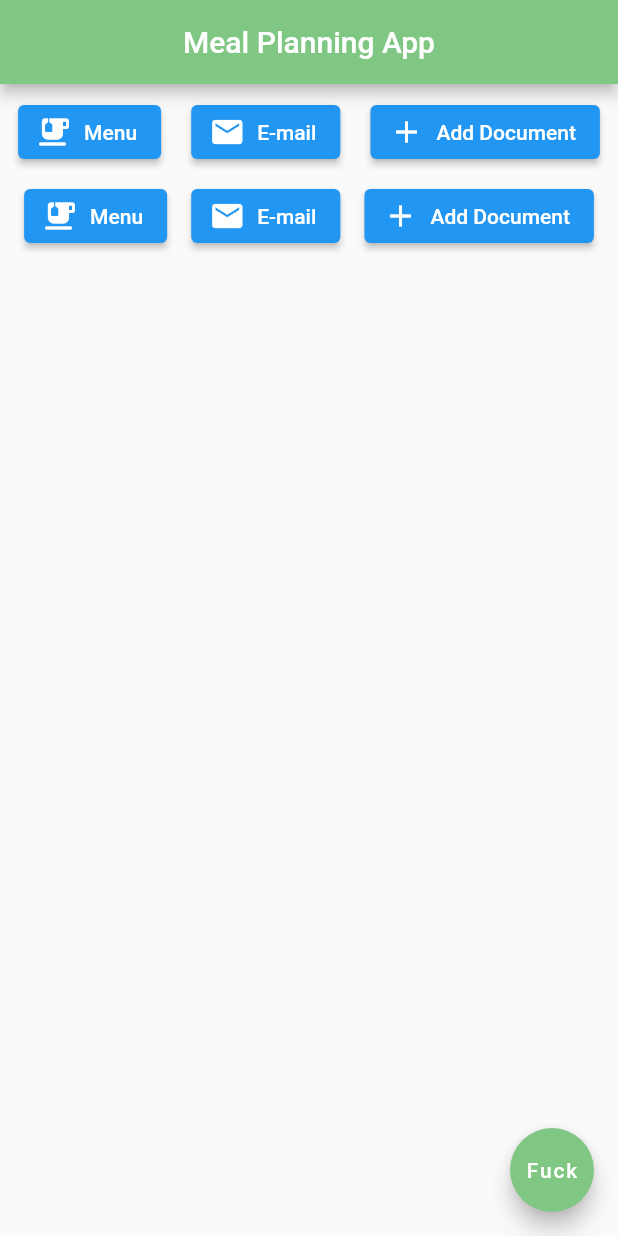
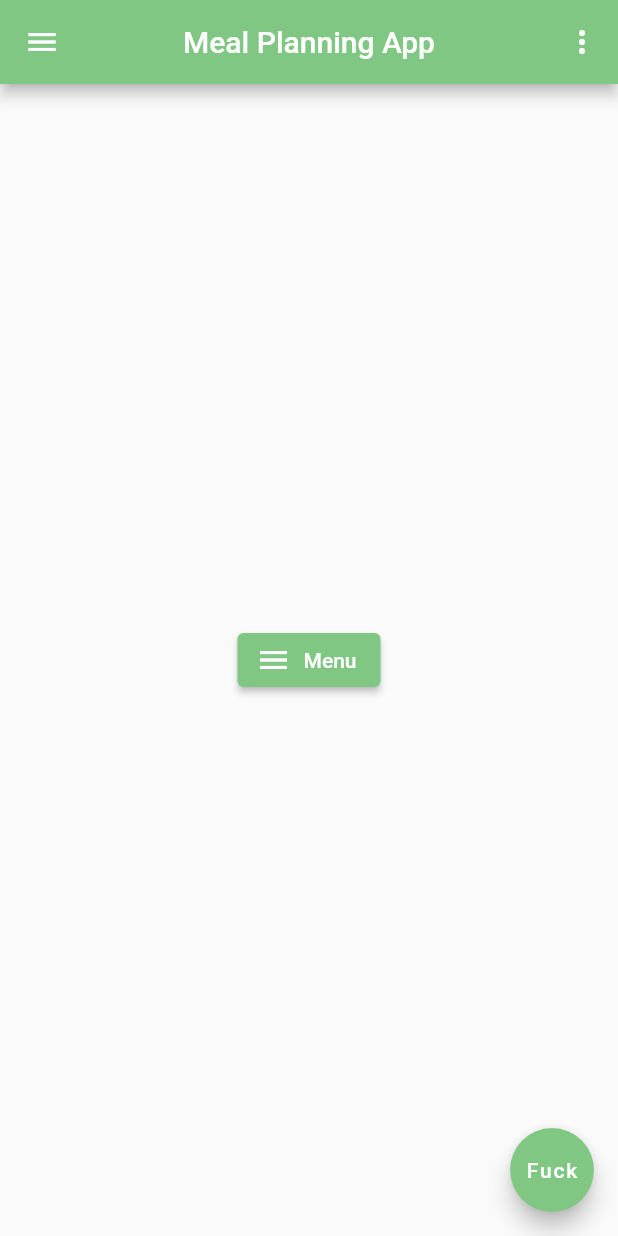
Before and after one commit to Sparktrot13/myapp, a Flutter app: the screen it shows after launch, on a phone screen of 412 x 824 dp. Run offline on Flutter 3.47's test engine with Material 2 defaults, Android fonts, the phone set to English and light mode, and no system bars.

```diff
--- a/lib/main.dart
+++ b/lib/main.dart
@@ -4,8 +4,17 @@ void main() => runApp(const MaterialApp(
     home: Home()
 ));
 
-class Home extends StatelessWidget {
+class Home extends StatefulWidget {
   const Home({Key? key}) : super(key: key);
+
+  @override
+  State<Home> createState() => _HomeState();
+}
+
+class _HomeState extends State<Home> {
+
+  int servings = 0;
+
   @override
   Widget build(BuildContext context) {
     return Scaffold(
@@ -13,50 +22,55 @@ class Home extends StatelessWidget {
         title: const Text('Meal Planning App'),
         centerTitle: true,
         backgroundColor: Colors.green[300],
-      ),
-      body: Column(
-        children: [
-          Row(
-            mainAxisAlignment: MainAxisAlignment.spaceEvenly,
-            children: [ElevatedButton.icon(
-              onPressed: () {},
-              icon: const Icon(Icons.emoji_food_beverage_rounded),
-              label: const Text('Menu'),
-            ),
-              Padding(
-                padding: const EdgeInsets.all(8.0),
-                child: ElevatedButton.icon(
-                  onPressed: (){},
-                  icon: const Icon(Icons.email),
-                  label: const Text('E-mail'),
+        leading: GestureDetector(
+          onTap: (){},
+          child: const Icon(Icons.menu),
+        ),
+        actions: [ PopupMenuButton(
+          // add icon, by default "3 dot" icon
+          // icon: Icon(Icons.book)
+            itemBuilder: (context){
+              return [
+                const PopupMenuItem<int>(
+                  value: 0,
+                  child: Text("My Account"),
                 ),
-              ),
-              ElevatedButton.icon(
-                onPressed: (){},
-                icon: const Icon(Icons.add),
-                label: const Text('Add Document'),
-              ),],
-          ),
-          Row(
-            mainAxisAlignment: MainAxisAlignment.spaceEvenly,
-            children: [ElevatedButton.icon(
-              onPressed: () {},
-              icon: const Icon(Icons.emoji_food_beverage_rounded),
-              label: const Text('Menu'),
-            ),
-              ElevatedButton.icon(
-                onPressed: (){},
-                icon: const Icon(Icons.email),
-                label: const Text('E-mail'),
-              ),
-              ElevatedButton.icon(
-                onPressed: (){},
-                icon: const Icon(Icons.add),
-                label: const Text('Add Document'),
-              ),],
-          ),
+
+                const PopupMenuItem<int>(
+                  value: 1,
+                  child: Text("Settings"),
+                ),
+
+                const PopupMenuItem<int>(
+                  value: 2,
+                  child: Text("Logout"),
+                ),
+              ];
+            },
+            onSelected:(value){
+              if(value == 0){
+                print("My account menu is selected.");
+              }else if(value == 1){
+                print("Settings menu is selected.");
+              }else if(value == 2){
+                print("Logout menu is selected.");
+              }
+            }
+        ),
         ],
       ),
+      body: Center(
+        child: ElevatedButton.icon(
+          onPressed: () {  },
+          style:  ElevatedButton.styleFrom(
+            backgroundColor: Colors.green[300]
+          ),
+          icon: const Icon(Icons.menu),
+          label: const Text('Menu'),
+
+        ),
+      ),
+
       floatingActionButton: FloatingActionButton(
         onPressed: () {  },
         backgroundColor: Colors.green[300],
```
